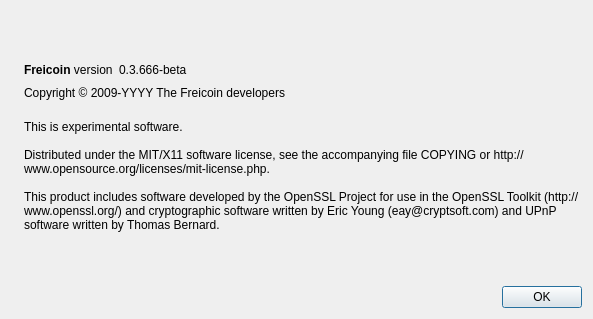
Old version of the form src/qt/forms/aboutdialog.ui in the repository WoerglCoin/woerglcoin.
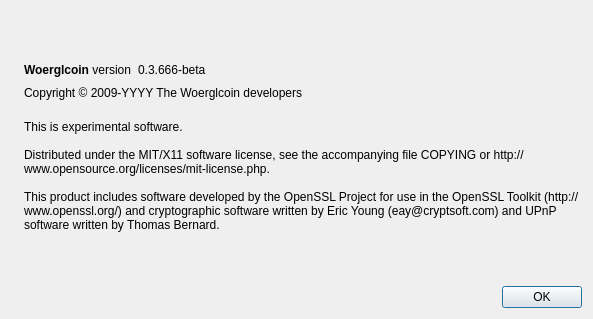
New version of the form. Icons and pictures are not drawn.

Commit message: Change Freicoin to Woerglcoin

What changed in the file:
```diff
--- a/src/qt/forms/aboutdialog.ui
+++ b/src/qt/forms/aboutdialog.ui
@@ -50,7 +50,7 @@
           <cursorShape>IBeamCursor</cursorShape>
          </property>
          <property name="text">
-          <string>&lt;b&gt;Freicoin&lt;/b&gt; version</string>
+          <string>&lt;b&gt;Woerglcoin&lt;/b&gt; version</string>
          </property>
          <property name="textInteractionFlags">
           <set>Qt::LinksAccessibleByMouse|Qt::TextSelectableByKeyboard|Qt::TextSelectableByMouse</set>
@@ -91,7 +91,7 @@
         <cursorShape>IBeamCursor</cursorShape>
        </property>
        <property name="text">
-        <string notr="true">Copyright &amp;copy; 2009-YYYY The Freicoin developers</string>
+        <string notr="true">Copyright &amp;copy; 2009-YYYY The Woerglcoin developers</string>
        </property>
        <property name="textFormat">
         <enum>Qt::RichText</enum>
```
Left out of the diff: 2 changed lines with no effect on the pictures. The commit also changes 144 other files.
